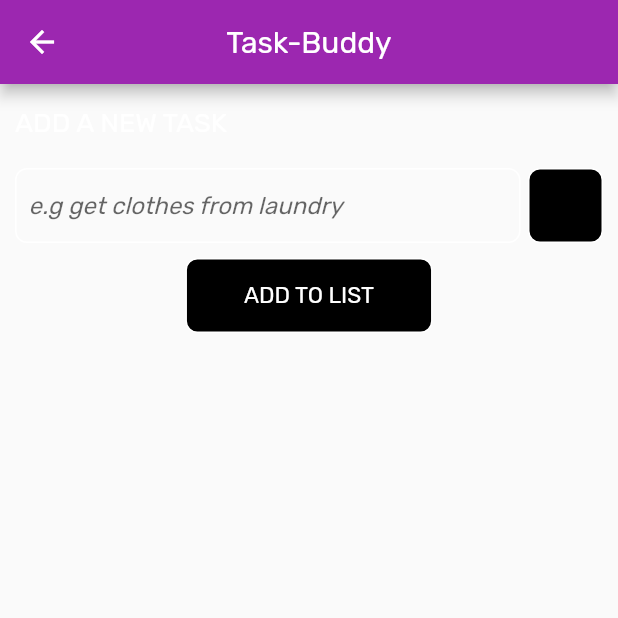
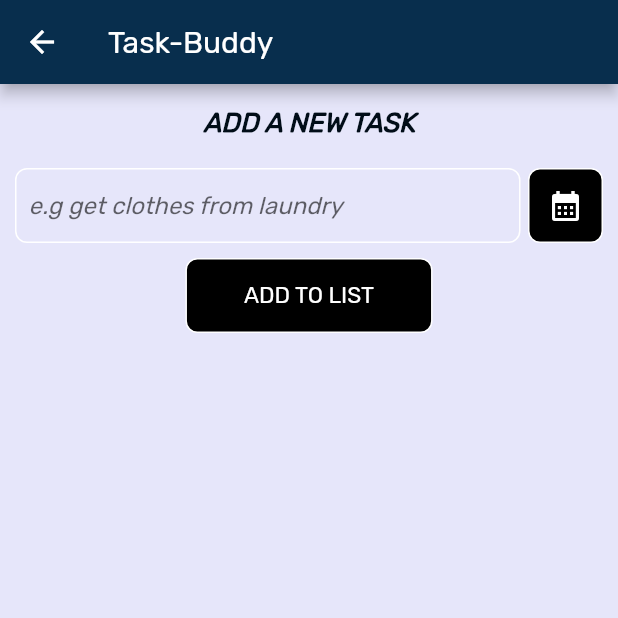
Before and after one commit to SinjinxJohn/taskbuddy, a Flutter app: the HomePage screen opened directly, after a tap on the "add" icon, on a phone screen of 412 x 824 dp, the top half of it. Run offline on Flutter 3.47's test engine with Material 2 defaults, Android fonts, the phone set to English and light mode, and no system bars; our stand-ins replace cloud_firestore, firebase_auth, firebase_core, google_fonts; accounts and stored records are empty.

Commit message:
final touches

```diff
--- a/Task Buddy/lib/loginPage.dart
+++ b/Task Buddy/lib/loginPage.dart
@@ -21,13 +21,13 @@ class _LoginPageState extends State<LoginPage> {
   void navToHome() async {
     await Future.delayed(Duration(milliseconds: 2000), () {});
     Navigator.pushReplacement(
-        context, MaterialPageRoute(builder: (context) => SignUp()));
+        context, MaterialPageRoute(builder: (context) => HomePage()));
   }
 
   @override
   Widget build(BuildContext context) {
     return Scaffold(
-      backgroundColor: Color.fromARGB(255, 83, 52, 131),
+      backgroundColor: Color.fromARGB(255, 8, 46, 77),
       body: Center(
         child: SafeArea(
           child: Column(
--- a/Task Buddy/lib/main.dart
+++ b/Task Buddy/lib/main.dart
@@ -18,7 +18,7 @@ class MyApp extends StatelessWidget {
   Widget build(BuildContext context) {
     return MaterialApp(
       theme: ThemeData(fontFamily: 'Rubik'),
-      darkTheme: ThemeData.dark(),
+      // darkTheme: ThemeData.dark(),
       debugShowCheckedModeBanner: false,
       home: LoginPage(),
     );
--- a/Task Buddy/lib/textinfo.dart
+++ b/Task Buddy/lib/textinfo.dart
@@ -37,9 +37,10 @@ class _textInfoState extends State<textInfo> {
   Widget build(BuildContext context) {
     return SafeArea(
         child: Scaffold(
+      backgroundColor: Color.fromRGBO(230, 230, 250, 2),
       appBar: AppBar(
-        centerTitle: true,
-        backgroundColor: Colors.purple,
+        centerTitle: false,
+        backgroundColor: Color.fromARGB(255, 8, 46, 77),
         title: Text(
           'Task-Buddy',
           style: TextStyle(color: Colors.white, fontFamily: 'Rubik'),
@@ -52,9 +53,15 @@ class _textInfoState extends State<textInfo> {
           mainAxisAlignment: MainAxisAlignment.start,
           crossAxisAlignment: CrossAxisAlignment.start,
           children: [
-            Text("ADD A NEW TASK",
-                style: TextStyle(
-                    fontSize: 18, color: Colors.white, fontFamily: 'Rubik')),
+            Center(
+              child: Text("ADD A NEW TASK",
+                  style: TextStyle(
+                      fontSize: 18,
+                      color: Color.fromARGB(255, 1, 13, 24),
+                      fontFamily: 'Rubik',
+                      fontWeight: FontWeight.bold,
+                      fontStyle: FontStyle.italic)),
+            ),
             SizedBox(
               height: 20,
             ),
@@ -85,7 +92,10 @@ class _textInfoState extends State<textInfo> {
                       borderRadius: BorderRadius.circular(8),
                       color: Colors.black),
                   child: IconButton(
-                      icon: Icon(Icons.calendar_month),
+                      icon: Icon(
+                        Icons.calendar_month,
+                        color: Colors.white,
+                      ),
                       onPressed: _showDatePicker
                       // style: TextStyle(
                       //     color: Colors.white,
--- a/Task Buddy/lib/todo.dart
+++ b/Task Buddy/lib/todo.dart
@@ -35,7 +35,7 @@ class _HomePageState extends State<HomePage> {
             MaterialPageRoute(builder: (context) => const textInfo()),
           );
         },
-        backgroundColor: Colors.purpleAccent,
+        backgroundColor: Color.fromARGB(255, 8, 46, 77),
 
         // style: TextButton.styleFrom(
         //   backgroundColor: Colors.red,
@@ -47,20 +47,20 @@ class _HomePageState extends State<HomePage> {
           padding: const EdgeInsets.symmetric(horizontal: 15.0, vertical: 4),
           child: Icon(
             Icons.add,
-            color: Colors.grey[100],
+            color: Color.fromRGBO(230, 230, 250, 2),
           ),
         ),
       ),
       appBar: AppBar(
         centerTitle: false,
-        backgroundColor: Colors.purpleAccent,
+        backgroundColor: Color.fromARGB(255, 8, 46, 77),
         title: Text(
           'Task Buddy',
           style:
               TextStyle(color: Colors.white, fontSize: 20, fontFamily: 'Rubik'),
         ),
       ),
-      // backgroundColor: Colors.grey[300],
+      backgroundColor: Color.fromRGBO(230, 230, 250, 2),
       body: SafeArea(
         child: Padding(
           padding: const EdgeInsets.symmetric(horizontal: 15.0, vertical: 20),
@@ -74,8 +74,9 @@ class _HomePageState extends State<HomePage> {
                 child: Text(
                   'TASK LIST',
                   style: TextStyle(
-                      color: Colors.white,
-                      // fontWeight: FontWeight.bold,
+                      color: Color.fromARGB(255, 1, 13, 24),
+                      fontWeight: FontWeight.bold,
+                      fontStyle: FontStyle.italic,
                       fontSize: 23,
                       fontFamily: 'Rubik',
                       fontFeatures: [FontFeature.historicalLigatures()]),
@@ -126,6 +127,7 @@ class _HomePageState extends State<HomePage> {
                         DateFormat('dd-MM-yyyy').format(task['Date'].toDate());
 
                     date.add(formattedDate);
+                    // date.sort();
                   }
                   print(entries);
                   print(date);
@@ -149,7 +151,7 @@ class _HomePageState extends State<HomePage> {
                                         //     blurRadius: 7,
                                         //     offset: Offset(0, 3)),
                                       ],
-                                      border: Border.all(color: Colors.purple),
+                                      border: Border.all(color: Colors.white),
                                       borderRadius: BorderRadius.circular(8),
                                       color: Colors.black),
                                   child: Center(
@@ -166,7 +168,8 @@ class _HomePageState extends State<HomePage> {
                                           child: Text(
                                             "${date[index]}",
                                             style: TextStyle(
-                                                fontStyle: FontStyle.italic),
+                                                fontStyle: FontStyle.italic,
+                                                color: Colors.white),
                                           ),
                                         ),
 
@@ -174,7 +177,7 @@ class _HomePageState extends State<HomePage> {
                                           "${entries[index]}",
                                           style: TextStyle(
                                               color: Colors.white,
-                                              fontSize: 16,
+                                              fontSize: 17,
                                               fontFamily: 'Rubik'),
                                         ),
 
```
Also changed, not shown: Task Buddy/lib/signup.dart (+19 -10 lines).
